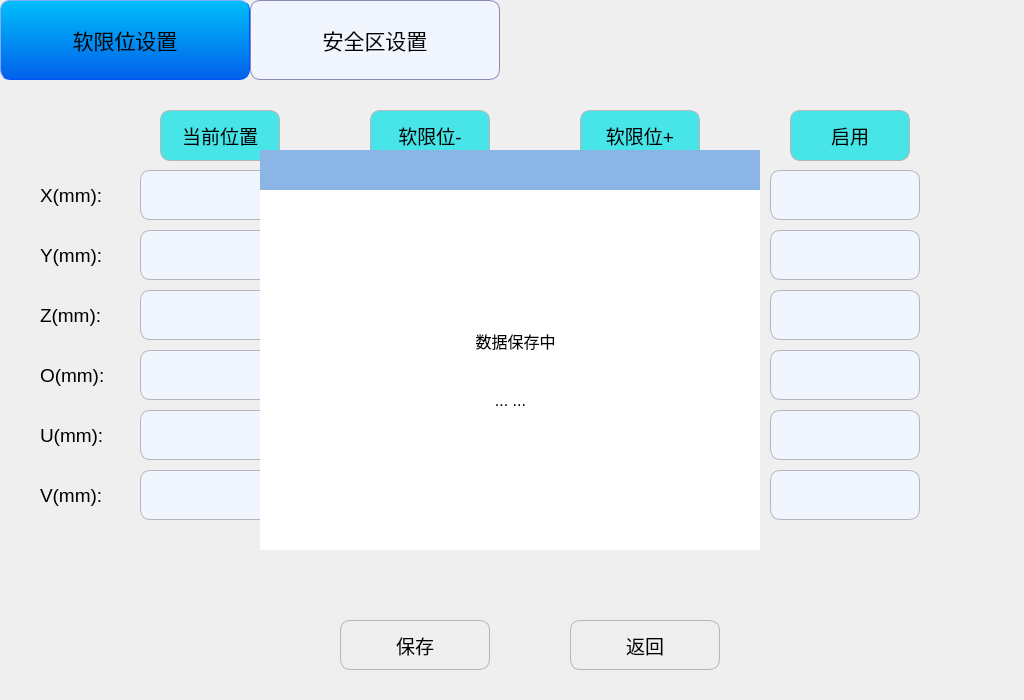
First picture: the form in display8/SetPage/safeset.ui, repository wuyunyu/display8, before the edit.
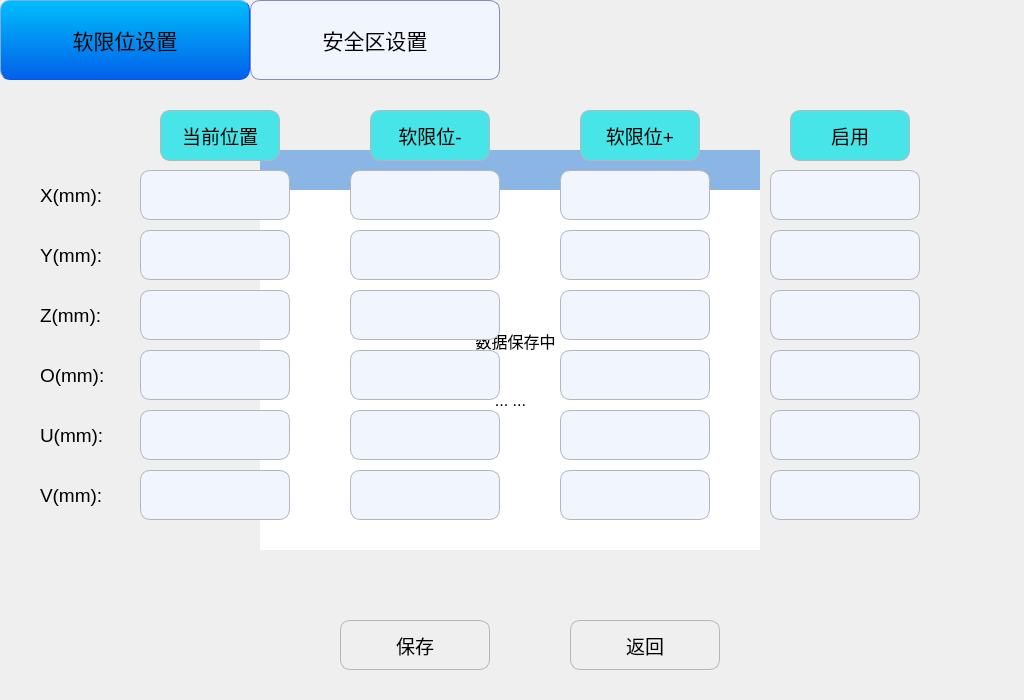
Second picture: the form after the edit. The open tabs and pages were chosen to show the change. Icons and pictures are not drawn.

Patch:
```diff
--- a/display8/SetPage/safeset.ui
+++ b/display8/SetPage/safeset.ui
@@ -399,6 +399,9 @@
     border-radius:10px; /*边框倒角*/
 }</string>
      </property>
+     <property name="alignment">
+      <set>Qt::AlignCenter</set>
+     </property>
     </widget>
     <widget class="QLabel" name="label_25">
      <property name="geometry">
@@ -489,6 +492,9 @@
     border-radius:10px; /*边框倒角*/
 }</string>
      </property>
+     <property name="alignment">
+      <set>Qt::AlignCenter</set>
+     </property>
     </widget>
     <widget class="QLineEdit" name="Edit_ZlimPosAdd">
      <property name="geometry">
@@ -521,6 +527,9 @@
     border-radius:10px; /*边框倒角*/
 }</string>
      </property>
+     <property name="alignment">
+      <set>Qt::AlignCenter</set>
+     </property>
     </widget>
     <widget class="QLabel" name="label_14">
      <property name="geometry">
@@ -589,6 +598,9 @@
     border-radius:10px; /*边框倒角*/
 }</string>
      </property>
+     <property name="alignment">
+      <set>Qt::AlignCenter</set>
+     </property>
     </widget>
     <widget class="QLabel" name="label_16">
      <property name="geometry">
@@ -639,6 +651,9 @@
     border-radius:10px; /*边框倒角*/
 }</string>
      </property>
+     <property name="alignment">
+      <set>Qt::AlignCenter</set>
+     </property>
     </widget>
     <widget class="QLabel" name="label_17">
      <property name="geometry">
@@ -689,6 +704,9 @@
     border-radius:10px; /*边框倒角*/
 }</string>
      </property>
+     <property name="alignment">
+      <set>Qt::AlignCenter</set>
+     </property>
     </widget>
     <widget class="QPushButton" name="Btn_Yenable">
      <property name="geometry">
@@ -1285,6 +1303,9 @@
     border-radius:10px; /*边框倒角*/
 }</string>
      </property>
+     <property name="alignment">
+      <set>Qt::AlignCenter</set>
+     </property>
     </widget>
     <widget class="QLineEdit" name="Edit_YlimPosMinus">
      <property name="geometry">
@@ -1317,6 +1338,9 @@
     border-radius:10px; /*边框倒角*/
 }</string>
      </property>
+     <property name="alignment">
+      <set>Qt::AlignCenter</set>
+     </property>
     </widget>
     <widget class="QLineEdit" name="Edit_XlimPosMinus">
      <property name="geometry">
@@ -1349,6 +1373,9 @@
     border-radius:10px; /*边框倒角*/
 }</string>
      </property>
+     <property name="alignment">
+      <set>Qt::AlignCenter</set>
+     </property>
     </widget>
     <widget class="QLineEdit" name="Edit_ZlimPosMinus">
      <property name="geometry">
@@ -1381,6 +1408,9 @@
     border-radius:10px; /*边框倒角*/
 }</string>
      </property>
+     <property name="alignment">
+      <set>Qt::AlignCenter</set>
+     </property>
     </widget>
     <widget class="QLineEdit" name="Edit_OlimPosMinus">
      <property name="geometry">
@@ -1413,6 +1443,9 @@
     border-radius:10px; /*边框倒角*/
 }</string>
      </property>
+     <property name="alignment">
+      <set>Qt::AlignCenter</set>
+     </property>
     </widget>
     <widget class="QLineEdit" name="Edit_UlimPosMinus">
      <property name="geometry">
@@ -1445,6 +1478,9 @@
     border-radius:10px; /*边框倒角*/
 }</string>
      </property>
+     <property name="alignment">
+      <set>Qt::AlignCenter</set>
+     </property>
     </widget>
    </widget>
    <widget class="QWidget" name="page_2">
@@ -2772,6 +2808,12 @@
     </widget>
    </widget>
   </widget>
+  <zorder>stackedWidget_tip</zorder>
+  <zorder>Btn_back</zorder>
+  <zorder>Btn_limPosSet</zorder>
+  <zorder>Btn_safeAreaSet</zorder>
+  <zorder>stackedWidget</zorder>
+  <zorder>Btn_save</zorder>
  </widget>
  <resources>
   <include location="../resource.qrc"/>
```
